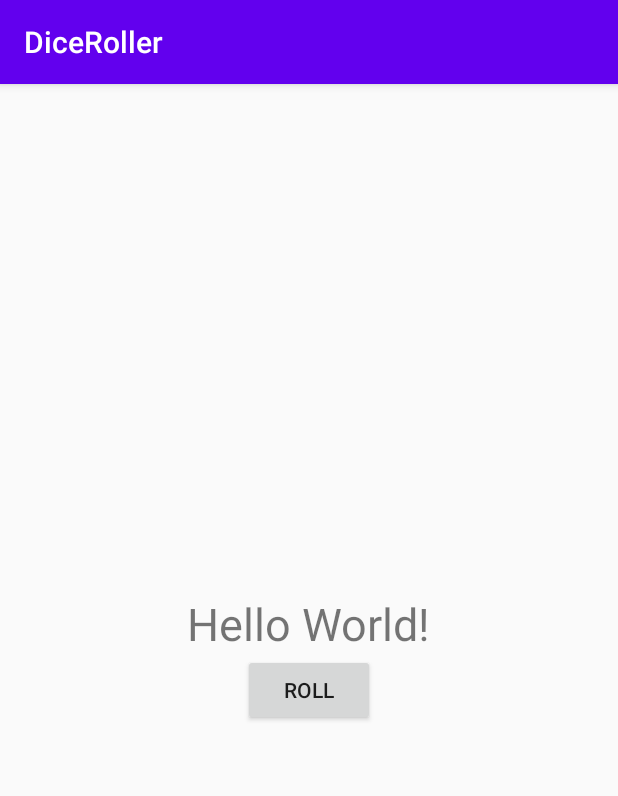
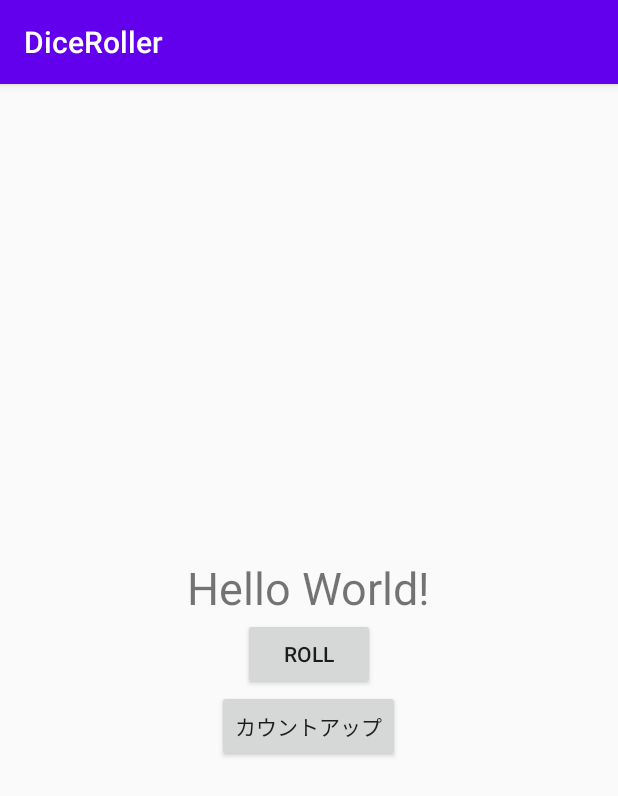
Before and after one commit to jotasato/DiceRoller, an Android app: the screen it shows after launch (MainActivity), on a phone screen of 412 x 824 dp. Shown: the top 796 px of the screen. Run offline under Robolectric (Android 15) with nearby library versions, the phone set to English and light mode, and no system bars.

Commit message:
カウントアップ機能の実装

```diff
--- a/app/src/main/res/layout/activity_main.xml
+++ b/app/src/main/res/layout/activity_main.xml
@@ -22,4 +22,12 @@
         android:layout_gravity="center_horizontal"
         android:text="@string/roll_label" />
 
+    <Button
+        android:id="@+id/count_button"
+        android:layout_width="wrap_content"
+        android:layout_height="wrap_content"
+        android:layout_gravity="center_horizontal"
+        android:text="@string/countUp"
+        />
+
 </LinearLayout>
--- a/app/src/main/res/values/strings.xml
+++ b/app/src/main/res/values/strings.xml
@@ -1,4 +1,5 @@
 <resources>
     <string name="app_name">DiceRoller</string>
     <string name="roll_label">Roll</string>
+    <string name="countUp">カウントアップ</string>
 </resources>
```
Also changed, not shown: app/src/main/java/net/sajo/diceroller/MainActivity.kt (+18 -1 lines).
